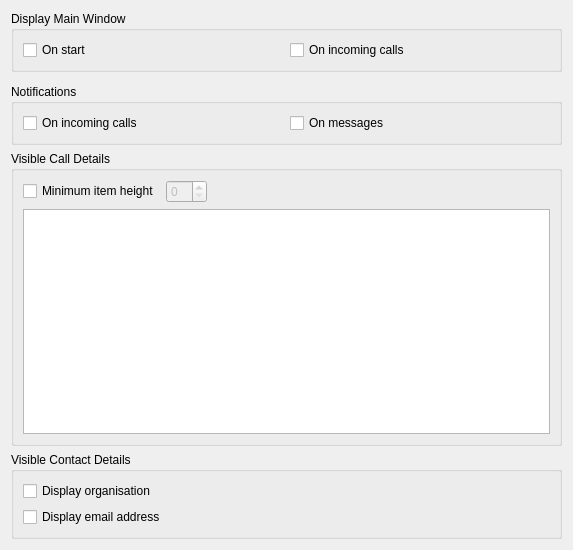
The window that src/conf/dlgdisplaybase.ui (KDE/ring-kde) describes before a commit, drawn with Qt 5.
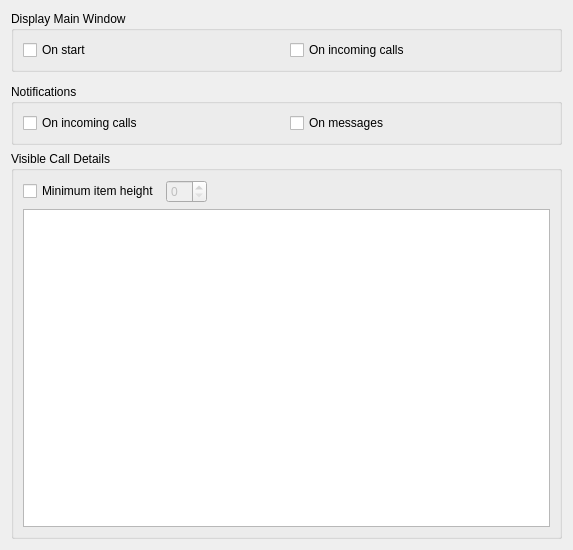
The same window after the commit.

Commit message: [ #34120 ] Restore ability to hide contacts without phone numbers

```diff
--- a/src/conf/dlgdisplaybase.ui
+++ b/src/conf/dlgdisplaybase.ui
@@ -131,29 +131,6 @@
      </layout>
     </widget>
    </item>
-   <item>
-    <widget class="QGroupBox" name="groupBox_4">
-     <property name="title">
-      <string>Visible Contact Details</string>
-     </property>
-     <layout class="QVBoxLayout" name="verticalLayout_2">
-      <item>
-       <widget class="QCheckBox" name="kcfg_displayOrganisation">
-        <property name="text">
-         <string>Display organisation</string>
-        </property>
-       </widget>
-      </item>
-      <item>
-       <widget class="QCheckBox" name="kcfg_displayEmail">
-        <property name="text">
-         <string>Display email address</string>
-        </property>
-       </widget>
-      </item>
-     </layout>
-    </widget>
-   </item>
   </layout>
  </widget>
  <resources/>
```
The commit also changes 3 other files.
